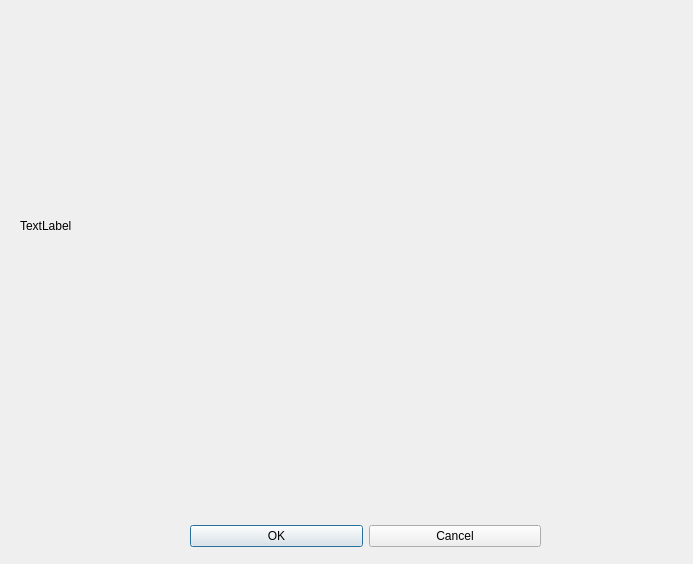
Old version of the form QT/QtSoundModem/filterWindow.ui in the repository bjpetit/linbpq.
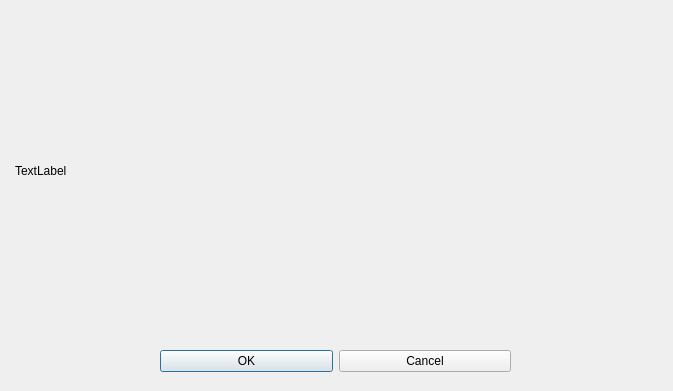
New version of the form.

Diff of the .ui file:
```diff
--- a/QT/QtSoundModem/filterWindow.ui
+++ b/QT/QtSoundModem/filterWindow.ui
@@ -6,8 +6,8 @@
    <rect>
     <x>0</x>
     <y>0</y>
-    <width>693</width>
-    <height>564</height>
+    <width>673</width>
+    <height>391</height>
    </rect>
   </property>
   <property name="windowTitle">
@@ -16,8 +16,8 @@
   <widget class="QWidget" name="layoutWidget">
    <property name="geometry">
     <rect>
-     <x>190</x>
-     <y>520</y>
+     <x>160</x>
+     <y>345</y>
      <width>351</width>
      <height>33</height>
     </rect>
@@ -57,8 +57,8 @@
   <widget class="QLabel" name="label">
    <property name="geometry">
     <rect>
-     <x>20</x>
-     <y>70</y>
+     <x>15</x>
+     <y>15</y>
      <width>642</width>
      <height>312</height>
     </rect>
```
